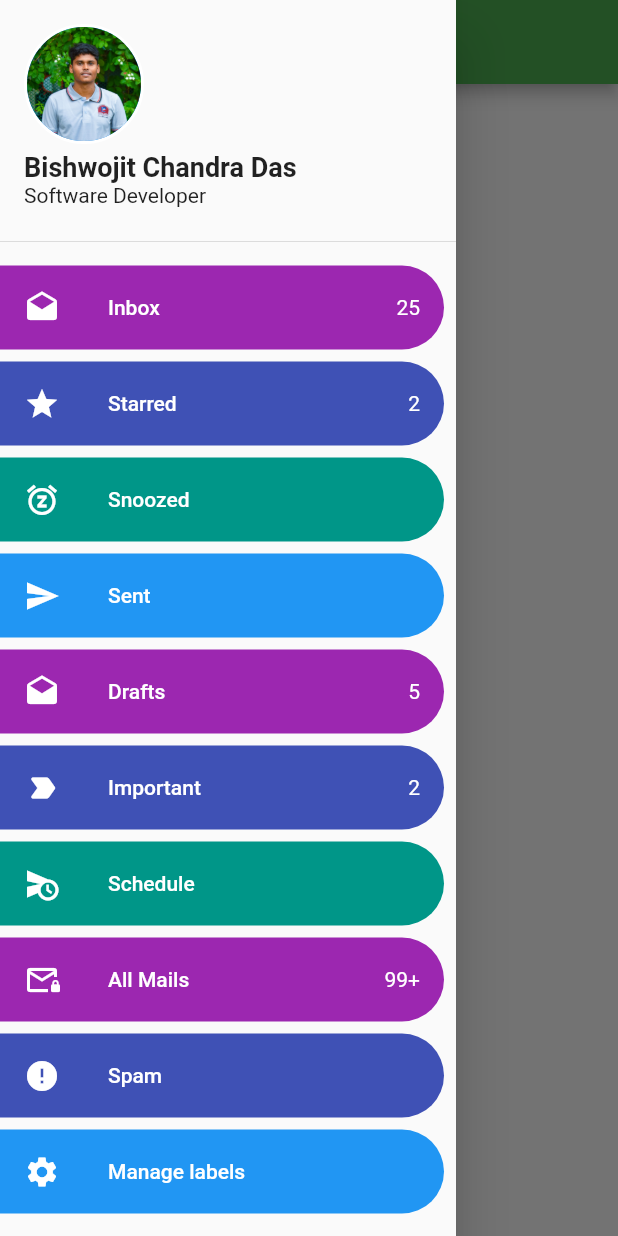
After one commit to Bishwojitdas/FlutterPage, a Flutter app: the MyDrawer screen opened directly, with the side drawer open, on a phone screen of 412 x 824 dp. The commit adds this screen. Run offline on Flutter 3.47's test engine with Material 2 defaults, Android fonts, the phone set to English and light mode, and no system bars; our stand-ins replace google_nav_bar, image_picker.

Commit message:
Drawer Add

```diff
--- /dev/null
+++ b/lib/drawer_Navigation.dart
@@ -0,0 +1,297 @@
+import 'package:flutter/material.dart';
+
+class MyDrawer extends StatefulWidget {
+  const MyDrawer({Key? key}) : super(key: key);
+
+  @override
+  State<MyDrawer> createState() => _MyDrawerState();
+}
+
+class _MyDrawerState extends State<MyDrawer> {
+  @override
+  Widget build(BuildContext context) {
+    return SafeArea(
+      child: Scaffold(
+          appBar: AppBar(
+            title: const Text("Gmail"),
+            backgroundColor: Colors.green,
+          ),
+          drawer: Drawer(
+            child: ListView(
+              children: [
+                DrawerHeader(
+                  child: Column(
+                    crossAxisAlignment: CrossAxisAlignment.start,
+                    children: [
+                      Container(
+                        height: 80,
+                        width: 80,
+                        decoration: BoxDecoration(
+                            color: Colors.blue,
+                            borderRadius: const BorderRadius.all(
+                                Radius.circular(100)),
+                            border: Border.all(color: Colors.white, width: 2)
+                        ),
+                        child: ClipRRect(
+                          borderRadius: const BorderRadius.all(
+                              Radius.circular(100)),
+                          child: Image.asset(
+                            "assets/images/bish_cls_party_1.jpg",
+                            fit: BoxFit.cover,),
+
+                        ),
+
+                      ),
+                      const SizedBox(height: 5,),
+                      const Text("Bishwojit Chandra Das", style: TextStyle(fontSize: 18, fontWeight: FontWeight.w600),),
+                      const Text("Software Developer", style: TextStyle(fontSize: 14, fontWeight: FontWeight.w400),),
+                    ],
+                  ),
+
+                ),
+                Padding(
+                  padding: const EdgeInsets.only(top: 8.0, right: 8),
+                  child: InkWell(
+                    onTap: () {
+                      Navigator.pop(context);
+                    },
+                    child: Container(
+                      decoration: const BoxDecoration(
+                          color: Colors.purple,
+                          borderRadius: BorderRadius.only(
+                              topRight: Radius.circular(100),
+                              bottomRight: Radius.circular(100))
+                      ),
+                      child:const ListTile(
+                        leading: Icon(Icons.drafts, color: Colors.white,),
+                        title:  Text(
+                          "Inbox", style: TextStyle(color: Colors.white),),
+                        trailing:  Text(
+                          "25", style: TextStyle(color: Colors.white),),
+                      ),
+                    ),
+                  ),
+                ),
+
+                Padding(
+                  padding: const EdgeInsets.only(top: 8.0, right: 8),
+                  child: InkWell(
+                    onTap: () {
+                     Navigator.pop(context);
+                    },
+                    child: Container(
+                      decoration: const BoxDecoration(
+                          color: Colors.indigo,
+                          borderRadius: BorderRadius.only(
+                              topRight: Radius.circular(100),
+                              bottomRight: Radius.circular(100))
+                      ),
+                      child:const ListTile(
+                        leading: Icon(Icons.star, color: Colors.white,),
+                        title: Text("Starred", style: TextStyle(color: Colors
+                            .white),),
+                        trailing: Text("2", style: TextStyle(color: Colors
+                            .white),),
+                      ),
+                    ),
+                  ),
+                ),
+
+                Padding(
+                  padding: const EdgeInsets.only(top: 8.0, right: 8),
+                  child: InkWell(
+                    onTap: () {
+                     Navigator.pop(context);
+                    },
+                    child: Container(
+                      decoration: const BoxDecoration(
+                          color: Colors.teal,
+                          borderRadius: BorderRadius.only(
+                              topRight: Radius.circular(100),
+                              bottomRight: Radius.circular(100))
+                      ),
+                      child: const ListTile(
+                        leading: Icon(
+                              Icons.snooze, color: Colors.white,),
+                        title: Text(
+                          "Snoozed", style: TextStyle(color: Colors.white),),
+
+                      ),
+                    ),
+                  ),
+                ),
+
+                Padding(
+                  padding: const EdgeInsets.only(top: 8.0, right: 8),
+                  child: InkWell(
+                    onTap: () {
+                      Navigator.pop(context);
+                    },
+                    child: Container(
+                      decoration: const BoxDecoration(
+                          color: Colors.blue,
+                          borderRadius: BorderRadius.only(
+                              topRight: Radius.circular(100),
+                              bottomRight: Radius.circular(100))
+                      ),
+                      child:const ListTile(
+                        leading: Icon(
+                              Icons.send, color: Colors.white,),
+                        title: Text(
+                          "Sent", style: TextStyle(color: Colors.white),),
+                      ),
+                    ),
+                  ),
+                ),
+
+                Padding(
+                  padding: const EdgeInsets.only(top: 8.0, right: 8),
+                  child: InkWell(
+                    onTap: () {
+                      Navigator.pop(context);
+                    },
+                    child: Container(
+                      decoration: const BoxDecoration(
+                          color: Colors.purple,
+                          borderRadius: BorderRadius.only(
+                              topRight: Radius.circular(100),
+                              bottomRight: Radius.circular(100))
+                      ),
+                      child:const ListTile(
+                        leading: Icon(Icons.drafts, color: Colors.white,),
+                        title:  Text(
+                          "Drafts", style: TextStyle(color: Colors.white),),
+                        trailing:  Text(
+                          "5", style: TextStyle(color: Colors.white),),
+                      ),
+                    ),
+                  ),
+                ),
+
+                Padding(
+                  padding: const EdgeInsets.only(top: 8.0, right: 8),
+                  child: InkWell(
+                    onTap: () {
+                      Navigator.pop(context);
+                    },
+                    child: Container(
+                      decoration: const BoxDecoration(
+                          color: Colors.indigo,
+                          borderRadius: BorderRadius.only(
+                              topRight: Radius.circular(100),
+                              bottomRight: Radius.circular(100))
+                      ),
+                      child:const ListTile(
+                        leading: Icon(Icons.label_important_rounded, color: Colors.white,),
+                        title: Text("Important", style: TextStyle(color: Colors
+                            .white),),
+                        trailing: Text("2", style: TextStyle(color: Colors
+                            .white),),
+                      ),
+                    ),
+                  ),
+                ),
+
+                Padding(
+                  padding: const EdgeInsets.only(top: 8.0, right: 8),
+                  child: InkWell(
+                    onTap: () {
+                      Navigator.pop(context);
+                    },
+                    child: Container(
+                      decoration: const BoxDecoration(
+                          color: Colors.teal,
+                          borderRadius: BorderRadius.only(
+                              topRight: Radius.circular(100),
+                              bottomRight: Radius.circular(100))
+                      ),
+                      child: const ListTile(
+                        leading: Icon(
+                          Icons.schedule_send, color: Colors.white,),
+                        title: Text(
+                          "Schedule", style: TextStyle(color: Colors.white),),
+
+                      ),
+                    ),
+                  ),
+                ),
+
+
+                Padding(
+                  padding: const EdgeInsets.only(top: 8.0, right: 8),
+                  child: InkWell(
+                    onTap: () {
+                      Navigator.pop(context);
+                    },
+                    child: Container(
+                      decoration: const BoxDecoration(
+                          color: Colors.purple,
+                          borderRadius: BorderRadius.only(
+                              topRight: Radius.circular(100),
+                              bottomRight: Radius.circular(100))
+                      ),
+                      child:const ListTile(
+                        leading: Icon(Icons.mail_lock_outlined, color: Colors.white,),
+                        title:  Text(
+                          "All Mails", style: TextStyle(color: Colors.white),),
+                        trailing:  Text(
+                          "99+", style: TextStyle(color: Colors.white),),
+                      ),
+                    ),
+                  ),
+                ),
+
+                Padding(
+                  padding: const EdgeInsets.only(top: 8.0, right: 8),
+                  child: InkWell(
+                    onTap: () {
+                      Navigator.pop(context);
+                    },
+                    child: Container(
+                      decoration: const BoxDecoration(
+                          color: Colors.indigo,
+                          borderRadius: BorderRadius.only(
+                              topRight: Radius.circular(100),
+                              bottomRight: Radius.circular(100))
+                      ),
+                      child:const ListTile(
+                        leading: Icon(Icons.error, color: Colors.white,),
+                        title: Text("Spam", style: TextStyle(color: Colors
+                            .white),)
+                      ),
+                    ),
+                  ),
+                ),
+
+
+                Padding(
+                  padding: const EdgeInsets.only(top: 8.0, right: 8),
+                  child: InkWell(
+                    onTap: () {
+                      Navigator.pop(context);
+                    },
+                    child: Container(
+                      decoration: const BoxDecoration(
+                          color: Colors.blue,
+                          borderRadius: BorderRadius.only(
+                              topRight: Radius.circular(100),
+                              bottomRight: Radius.circular(100))
+                      ),
+                      child:const ListTile(
+                        leading: Icon(
+                          Icons.settings, color: Colors.white,),
+                        title: Text(
+                          "Manage labels", style: TextStyle(color: Colors.white),),
+                      ),
+                    ),
+                  ),
+                ),
+
+              ],
+            ),
+          )
+      ),
+
+    );
+  }
+}
--- a/lib/screen/menuItem.dart
+++ b/lib/screen/menuItem.dart
@@ -1,4 +1,5 @@
 import 'package:flutter/material.dart';
+import 'package:link_up_pages/drawer_Navigation.dart';
 import 'package:link_up_pages/screen/call_app.dart';
 import 'package:link_up_pages/screen/drawerAndBottomNavigation.dart';
 import 'package:link_up_pages/screen/image_date_time.dart';
@@ -95,8 +96,8 @@ class _Empty_PageState extends State<Empty_Page> {
 
                         const SizedBox(height: 10,),
                         ElevatedButton(onPressed: () {
-                          Navigator.push(context, MaterialPageRoute(builder: (context) => const DrawerAndBottomNavigation()));
-                        }, child: const Text("Drawer And Bottom", style: TextStyle(color: Colors.white, fontSize: 30, fontWeight: FontWeight.bold),)
+                          Navigator.push(context, MaterialPageRoute(builder: (context) => const MyDrawer()));
+                        }, child: const Text("Drawer", style: TextStyle(color: Colors.white, fontSize: 30, fontWeight: FontWeight.bold),)
                         ),
 
 
```
